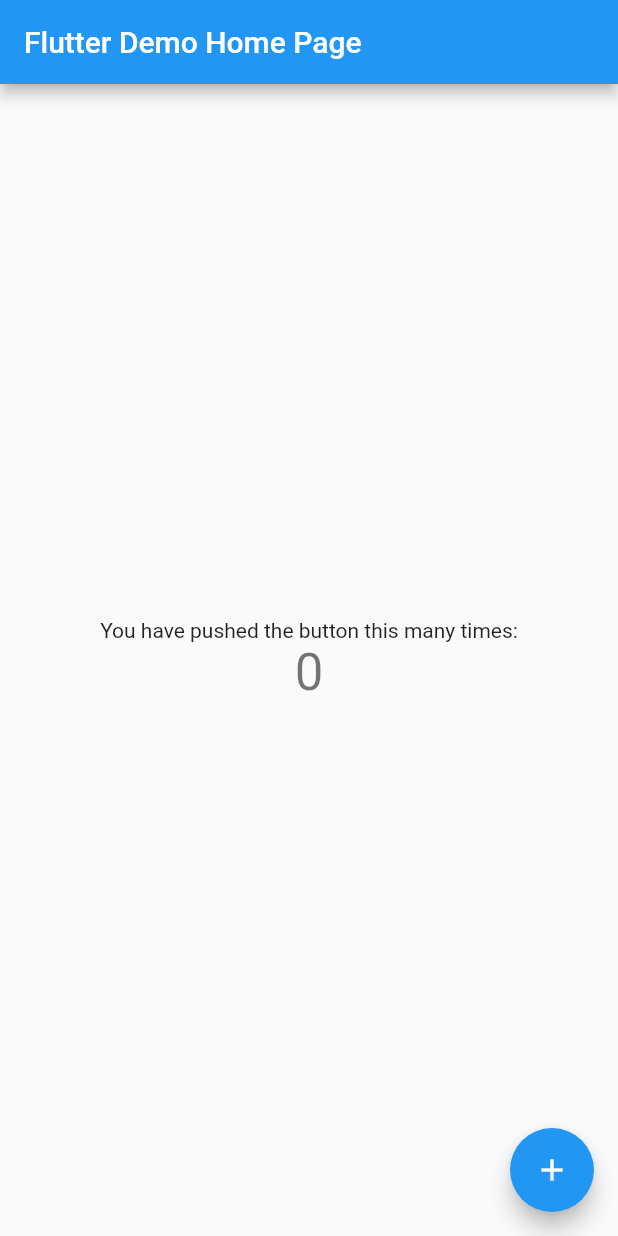
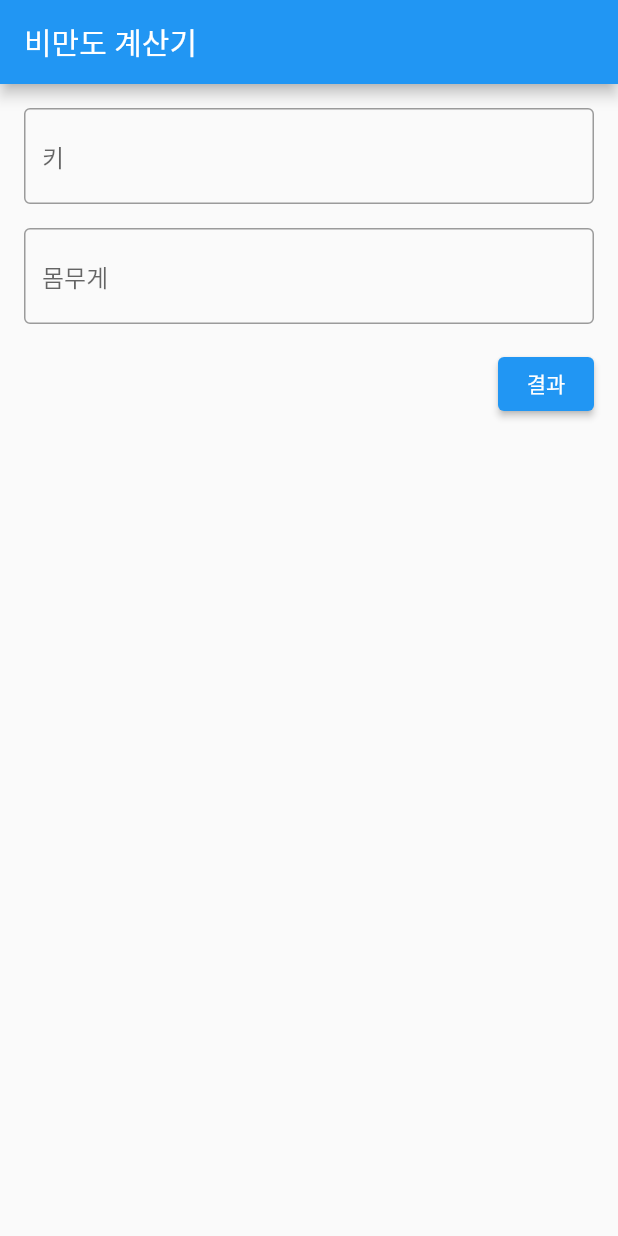
Before and after one commit to kkimwooo/flutterStudyByBook, a Flutter app: the screen it shows after launch, on a phone screen of 412 x 824 dp. Run offline on Flutter 3.47's test engine with Material 2 defaults, Android fonts, the phone set to English and light mode, and no system bars; our stand-ins replace carousel_slider.

Commit message:
비만도 계산기 실습
- Form, TextFormField, GlobalKey 사용하여 입력 폼 에러 검증
- TextFormField는 TextField 기능에 추가로 오류 검증 로직을 추가할 수 있는 위젯
- TextFormField, TextField 의 값을 활용할땐 TextEditingController 클래스 사용
- 복잡한 계산은 별도의 메서드로 분리 필요

```diff
--- a/health_cal/lib/main.dart
+++ b/health_cal/lib/main.dart
@@ -5,109 +5,173 @@
 }
 
 class MyApp extends StatelessWidget {
-  // This widget is the root of your application.
   @override
   Widget build(BuildContext context) {
     return MaterialApp(
-      title: 'Flutter Demo',
+      title: 'BMI 계산기',
       theme: ThemeData(
-        // This is the theme of your application.
-        //
-        // Try running your application with "flutter run". You'll see the
-        // application has a blue toolbar. Then, without quitting the app, try
-        // changing the primarySwatch below to Colors.green and then invoke
-        // "hot reload" (press "r" in the console where you ran "flutter run",
-        // or simply save your changes to "hot reload" in a Flutter IDE).
-        // Notice that the counter didn't reset back to zero; the application
-        // is not restarted.
         primarySwatch: Colors.blue,
       ),
-      home: MyHomePage(title: 'Flutter Demo Home Page'),
+      home: BmiMain(),
     );
   }
 }
 
-class MyHomePage extends StatefulWidget {
-  MyHomePage({Key? key, required this.title}) : super(key: key);
+class BmiMain extends StatefulWidget {
+  @override
+  _BmiMainState createState() => _BmiMainState();
+}
 
-  // This widget is the home page of your application. It is stateful, meaning
-  // that it has a State object (defined below) that contains fields that affect
-  // how it looks.
-
-  // This class is the configuration for the state. It holds the values (in this
-  // case the title) provided by the parent (in this case the App widget) and
-  // used by the build method of the State. Fields in a Widget subclass are
-  // always marked "final".
-
-  final String title;
+class _BmiMainState extends State<BmiMain> {
+  final _heightController = TextEditingController();
+  final _weightController = TextEditingController();
 
   @override
-  _MyHomePageState createState() => _MyHomePageState();
+  void dispose() {
+    _heightController.dispose();
+    _weightController.dispose();
+    super.dispose();
+  }
+
+  //폼의 상태를 얻기 위한 키
+  final _formKey = GlobalKey<FormState>();
+
+  @override
+  Widget build(BuildContext context) {
+    return Scaffold(
+      appBar: AppBar(
+        title: Text('비만도 계산기'),
+      ),
+      body: Container(
+        padding: const EdgeInsets.all(16.0),
+        child: Form(
+          key: _formKey,
+          child: Column(
+            children: <Widget>[
+              TextFormField(
+                decoration: InputDecoration(
+                    border: OutlineInputBorder(), hintText: '키'),
+                keyboardType: TextInputType.number,
+                controller: _heightController,
+                validator: (value) {
+                  if (value!.isEmpty) {
+                    return '키를 입력하세요';
+                  }
+                  return null;
+                },
+              ),
+              SizedBox(
+                height: 16.0,
+              ),
+              TextFormField(
+                decoration: InputDecoration(
+                    border: OutlineInputBorder(), hintText: '몸무게'),
+                keyboardType: TextInputType.number,
+                controller: _weightController,
+                validator: (value) {
+                  if (value!.isEmpty) {
+                    return '몸무게를 입력하세요';
+                  }
+                  return null;
+                },
+              ),
+              Container(
+                margin: const EdgeInsets.only(top: 16.0),
+                alignment: Alignment.centerRight,
+                child: ElevatedButton(
+                  onPressed: () {
+                    //폼에 입력한 값 검증
+                    if (_formKey.currentState!.validate()) {
+                      //검증시 처리
+                      Navigator.push(
+                          context,
+                          MaterialPageRoute(
+                              builder: (context) => BmiResult(
+                                    double.parse(_heightController.text.trim()),
+                                    double.parse(_weightController.text.trim()),
+                                  )));
+                    }
+                  },
+                  child: Text('결과'),
+                ),
+              ),
+            ],
+          ),
+        ),
+      ),
+    );
+  }
 }
 
-class _MyHomePageState extends State<MyHomePage> {
-  int _counter = 0;
+class BmiResult extends StatelessWidget {
+  final double height;
+  final double weight;
 
-  void _incrementCounter() {
-    setState(() {
-      // This call to setState tells the Flutter framework that something has
-      // changed in this State, which causes it to rerun the build method below
-      // so that the display can reflect the updated values. If we changed
-      // _counter without calling setState(), then the build method would not be
-      // called again, and so nothing would appear to happen.
-      _counter++;
-    });
+  BmiResult(this.height, this.weight);
+
+  String _calcBmi(double bmi) {
+    var result = '저체중';
+    if (bmi >= 35) {
+      result = '고도 비만';
+    } else if (bmi >= 30) {
+      result = '2단계 비만';
+    } else if (bmi >= 25) {
+      result = '1단계 비만';
+    } else if (bmi >= 23) {
+      result = '과체중';
+    } else if (bmi >= 18.5) {
+      result = '정상';
+    }
+    return result;
+  }
+
+  Widget _buildIcon(double bmi) {
+    if (bmi >= 23) {
+      return Icon(
+        Icons.sentiment_very_satisfied,
+        color: Colors.red,
+        size: 100,
+      );
+    } else if (bmi >= 18.5) {
+      return Icon(
+        Icons.sentiment_satisfied,
+        color: Colors.green,
+        size: 100,
+      );
+    } else {
+      return Icon(
+        Icons.sentiment_dissatisfied,
+        color: Colors.orange,
+        size: 100,
+      );
+    }
   }
 
   @override
   Widget build(BuildContext context) {
-    // This method is rerun every time setState is called, for instance as done
-    // by the _incrementCounter method above.
-    //
-    // The Flutter framework has been optimized to make rerunning build methods
-    // fast, so that you can just rebuild anything that needs updating rather
-    // than having to individually change instances of widgets.
+    final bmi = weight / ((height / 100) * (height / 100));
+    print('$height / $weight');
+    print('BMI : $bmi');
+
     return Scaffold(
       appBar: AppBar(
-        // Here we take the value from the MyHomePage object that was created by
-        // the App.build method, and use it to set our appbar title.
-        title: Text(widget.title),
+        title: Text('비만도 계산기'),
       ),
       body: Center(
-        // Center is a layout widget. It takes a single child and positions it
-        // in the middle of the parent.
         child: Column(
-          // Column is also a layout widget. It takes a list of children and
-          // arranges them vertically. By default, it sizes itself to fit its
-          // children horizontally, and tries to be as tall as its parent.
-          //
-          // Invoke "debug painting" (press "p" in the console, choose the
-          // "Toggle Debug Paint" action from the Flutter Inspector in Android
-          // Studio, or the "Toggle Debug Paint" command in Visual Studio Code)
-          // to see the wireframe for each widget.
-          //
-          // Column has various properties to control how it sizes itself and
-          // how it positions its children. Here we use mainAxisAlignment to
-          // center the children vertically; the main axis here is the vertical
-          // axis because Columns are vertical (the cross axis would be
-          // horizontal).
           mainAxisAlignment: MainAxisAlignment.center,
-          children: <Widget>[
+          children: [
             Text(
-              'You have pushed the button this many times:',
+              _calcBmi(bmi),
+              style: TextStyle(fontSize: 36),
             ),
-            Text(
-              '$_counter',
-              style: Theme.of(context).textTheme.headline4,
+            SizedBox(
+              height: 16,
             ),
+            _buildIcon(bmi),
           ],
         ),
       ),
-      floatingActionButton: FloatingActionButton(
-        onPressed: _incrementCounter,
-        tooltip: 'Increment',
-        child: Icon(Icons.add),
-      ), // This trailing comma makes auto-formatting nicer for build methods.
     );
   }
 }
```
